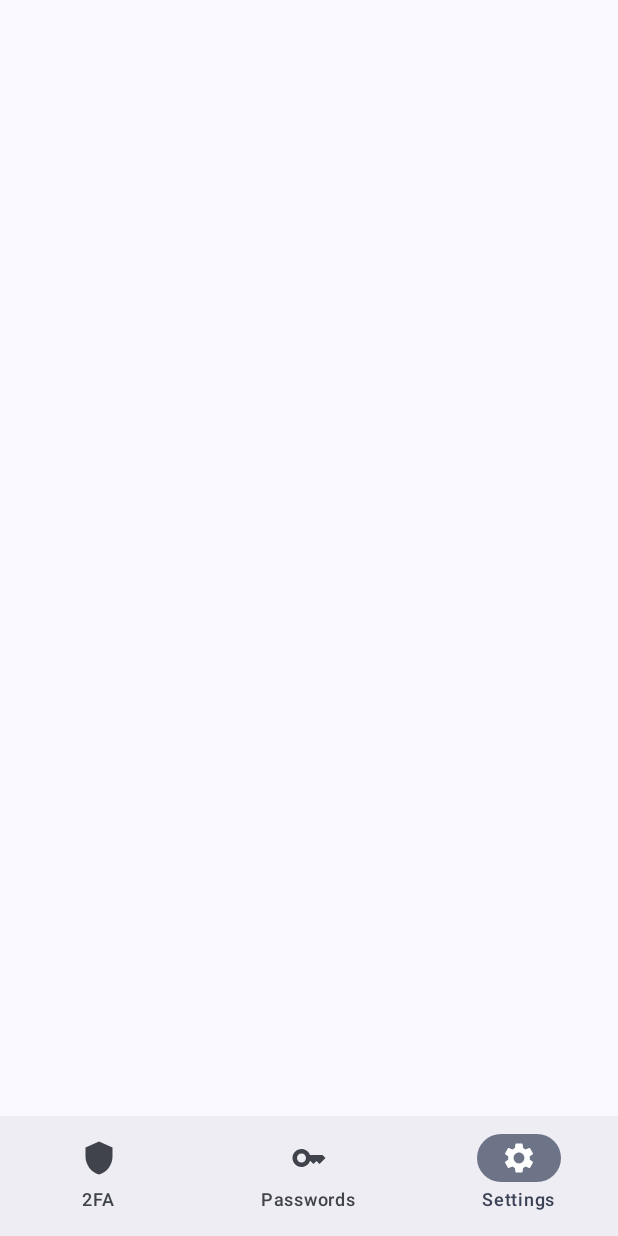
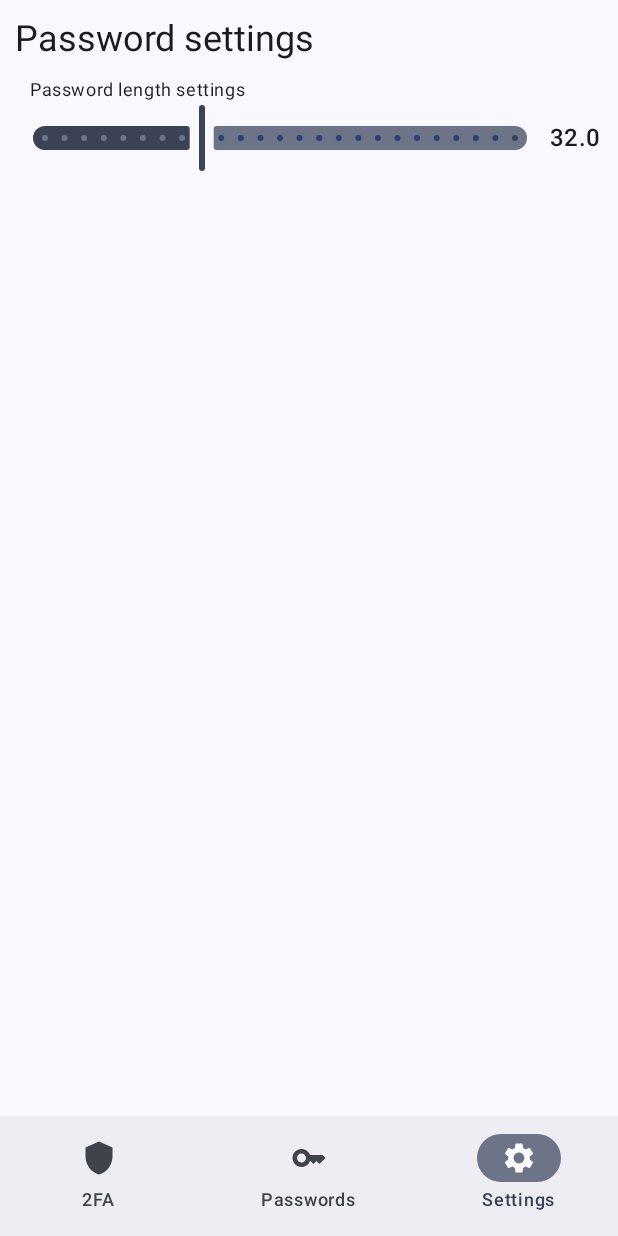
Before and after one commit to Kudr1x/MkPass, an Android app built with Jetpack Compose: the SettingsScreen screen opened through its navigation route, on a phone screen of 412 x 824 dp. Run offline under Robolectric (Android 15) with nearby library versions, the light colour scheme and no system bars; our stand-ins replace Dagger/Hilt's generated code.

Commit message:
start settings  -add length password
 ready password version

```diff
--- a/app/src/main/java/com/github/kudrix/mkpass/ui/screens/SettingsScreen.kt
+++ b/app/src/main/java/com/github/kudrix/mkpass/ui/screens/SettingsScreen.kt
@@ -1,35 +1,102 @@
 package com.github.kudrix.mkpass.ui.screens
 
+import android.widget.Toast
+import androidx.compose.foundation.layout.Column
+import androidx.compose.foundation.layout.Row
 import androidx.compose.foundation.layout.fillMaxWidth
 import androidx.compose.foundation.layout.padding
 import androidx.compose.foundation.lazy.LazyColumn
-import androidx.compose.foundation.lazy.items
-import androidx.compose.material.icons.Icons
-import androidx.compose.material.icons.filled.Lock
-import androidx.compose.material.icons.filled.Settings
-import androidx.compose.material3.BottomAppBar
-import androidx.compose.material3.Icon
-import androidx.compose.material3.NavigationBar
-import androidx.compose.material3.NavigationBarItem
+import androidx.compose.material3.MaterialTheme
 import androidx.compose.material3.Scaffold
+import androidx.compose.material3.Slider
+import androidx.compose.material3.SliderDefaults
 import androidx.compose.material3.Text
 import androidx.compose.runtime.Composable
+import androidx.compose.runtime.collectAsState
+import androidx.compose.runtime.getValue
+import androidx.compose.runtime.mutableFloatStateOf
+import androidx.compose.runtime.mutableIntStateOf
+import androidx.compose.runtime.remember
+import androidx.compose.runtime.rememberCoroutineScope
+import androidx.compose.runtime.setValue
+import androidx.compose.ui.Alignment
 import androidx.compose.ui.Modifier
-import androidx.compose.ui.res.painterResource
+import androidx.compose.ui.platform.LocalContext
+import androidx.compose.ui.text.style.TextAlign
+import androidx.compose.ui.tooling.preview.Preview
 import androidx.compose.ui.unit.dp
-import androidx.navigation.NavController
-import com.github.kudrix.mkpass.R
-import com.github.kudrix.mkpass.ui.items.PasswordItem
+import com.github.kudrix.mkpass.util.settings.DataStoreManager
+import com.github.kudrix.mkpass.util.settings.SettingsData
+import kotlinx.coroutines.CoroutineScope
+import kotlinx.coroutines.Dispatchers
+import kotlinx.coroutines.launch
 
+@Preview
 @Composable
 fun SettingsScreen(){
+    val context = LocalContext.current
+    val dataStoreManager = DataStoreManager(context)
+    val coroutine = rememberCoroutineScope()
+
+
+    val settingsState = dataStoreManager.getSettings().collectAsState(initial = SettingsData())
+    var sliderPosition by remember { mutableFloatStateOf(settingsState.value.passwordLen.toFloat()) }
+
     Scaffold (
+
         content = { innerPadding ->
-            LazyColumn(
+            Column(
                 modifier = Modifier
                     .padding(innerPadding)
-            ){
+            ) {
+                Text(
+                    modifier = Modifier
+                        .padding(10.dp),
+                    text = "Password settings",
+                    style = MaterialTheme.typography.headlineSmall
+                )
 
+                Column {
+                    Text(
+                        modifier = Modifier
+                            .padding(start = 20.dp),
+                        text = "Password length settings",
+                        style = MaterialTheme.typography.bodySmall
+                    )
+
+                    Row (
+                        modifier = Modifier
+                            .fillMaxWidth(1f),
+                        verticalAlignment = Alignment.CenterVertically
+                    ){
+                        Slider(
+                            modifier = Modifier
+                                .padding(start = 20.dp)
+                                .fillMaxWidth(0.85f),
+                            value = settingsState.value.passwordLen.toFloat(),
+                            onValueChange = {
+                                coroutine.launch {
+                                    dataStoreManager.saveLen(it.toInt())
+                                }
+                            },
+                            colors = SliderDefaults.colors(
+                                thumbColor = MaterialTheme.colorScheme.secondary,
+                                activeTrackColor = MaterialTheme.colorScheme.secondary,
+                                inactiveTrackColor = MaterialTheme.colorScheme.secondaryContainer,
+                            ),
+                            steps = 23,
+                            valueRange = 16f..64f
+                        )
+
+                        Text(
+                            modifier = Modifier
+                                .fillMaxWidth(1f),
+                            textAlign = TextAlign.Center,
+                            style = MaterialTheme.typography.titleMedium,
+                            text = settingsState.value.passwordLen.toFloat().toString()
+                        )
+                    }
+                }
             }
         }
     )
--- a/app/src/main/java/com/github/kudrix/mkpass/util/settings/SettingsData.kt
+++ b/app/src/main/java/com/github/kudrix/mkpass/util/settings/SettingsData.kt
@@ -6,6 +6,4 @@ import kotlinx.serialization.Serializable
 data class SettingsData(
     val passwordLen: Int = 32,
     val masterPasswordHash: String = ""
-
-
 )
```
Also changed, not shown: app/src/main/java/com/github/kudrix/mkpass/data/Dao.kt (+7 -0 lines), app/src/main/java/com/github/kudrix/mkpass/ui/items/PasswordItem.kt (+32 -10 lines), app/src/main/java/com/github/kudrix/mkpass/ui/items/PasswordItemViewModel.kt (+27 -5 lines), app/src/main/java/com/github/kudrix/mkpass/ui/screens/ManagerScreen.kt (+25 -23 lines).
